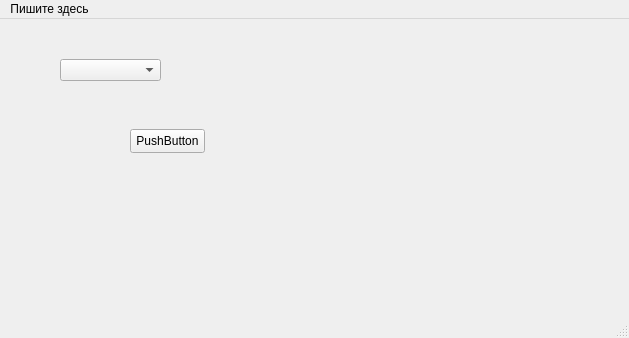
This is mainwindow.ui in RomanB51/Interface as Qt 5 draws it before an edit. The edited form follows.
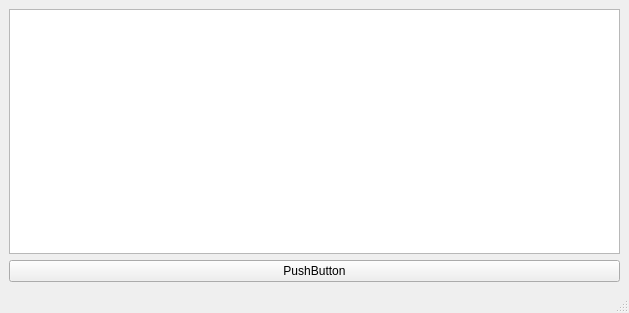
This is the edited form. Icons and pictures are not drawn.

Commit message: Урок 20 QListWidget. Инициализация элементов списка, изменение их цвета и получение их текста

Diff of the .ui file:
```diff
--- a/mainwindow.ui
+++ b/mainwindow.ui
@@ -7,36 +7,25 @@
     <x>0</x>
     <y>0</y>
     <width>629</width>
-    <height>338</height>
+    <height>313</height>
    </rect>
   </property>
   <property name="windowTitle">
    <string>MainWindow</string>
   </property>
   <widget class="QWidget" name="centralwidget">
-   <widget class="QComboBox" name="comboBox">
-    <property name="geometry">
-     <rect>
-      <x>60</x>
-      <y>40</y>
-      <width>101</width>
-      <height>22</height>
-     </rect>
-    </property>
-   </widget>
+   <layout class="QVBoxLayout" name="verticalLayout">
+    <item>
+     <widget class="QListWidget" name="listWidget"/>
+    </item>
+    <item>
    <widget class="QPushButton" name="pushButton">
-    <property name="geometry">
-     <rect>
-      <x>130</x>
-      <y>110</y>
-      <width>75</width>
-      <height>24</height>
-     </rect>
-    </property>
     <property name="text">
      <string>PushButton</string>
     </property>
    </widget>
+    </item>
+   </layout>
   </widget>
   <widget class="QStatusBar" name="statusbar"/>
   <widget class="QMenuBar" name="menubar">
@@ -48,14 +37,6 @@
      <height>22</height>
     </rect>
    </property>
-   <widget class="QMenu" name="menu">
-    <property name="title">
-     <string>Пишите здесь</string>
-    </property>
-    <addaction name="action"/>
-    <addaction name="action_2"/>
-   </widget>
-   <addaction name="menu"/>
   </widget>
   <action name="action">
    <property name="icon">
```
Lines whose indentation alone changed are shown as unchanged. The commit also changes 7 other files.
